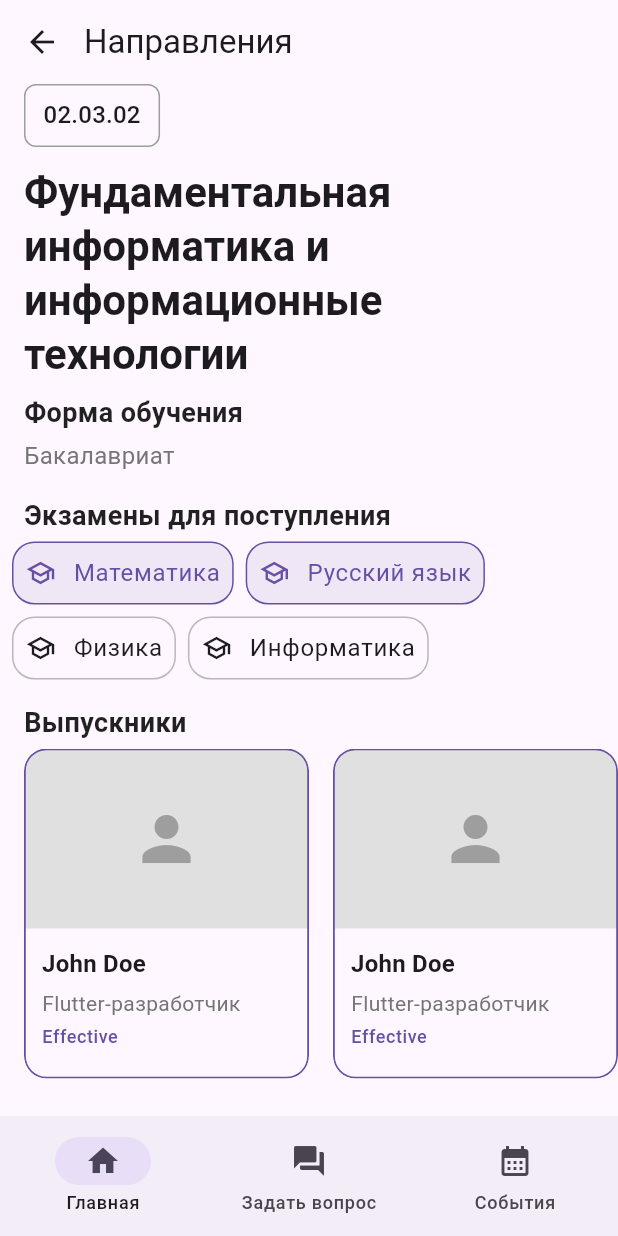
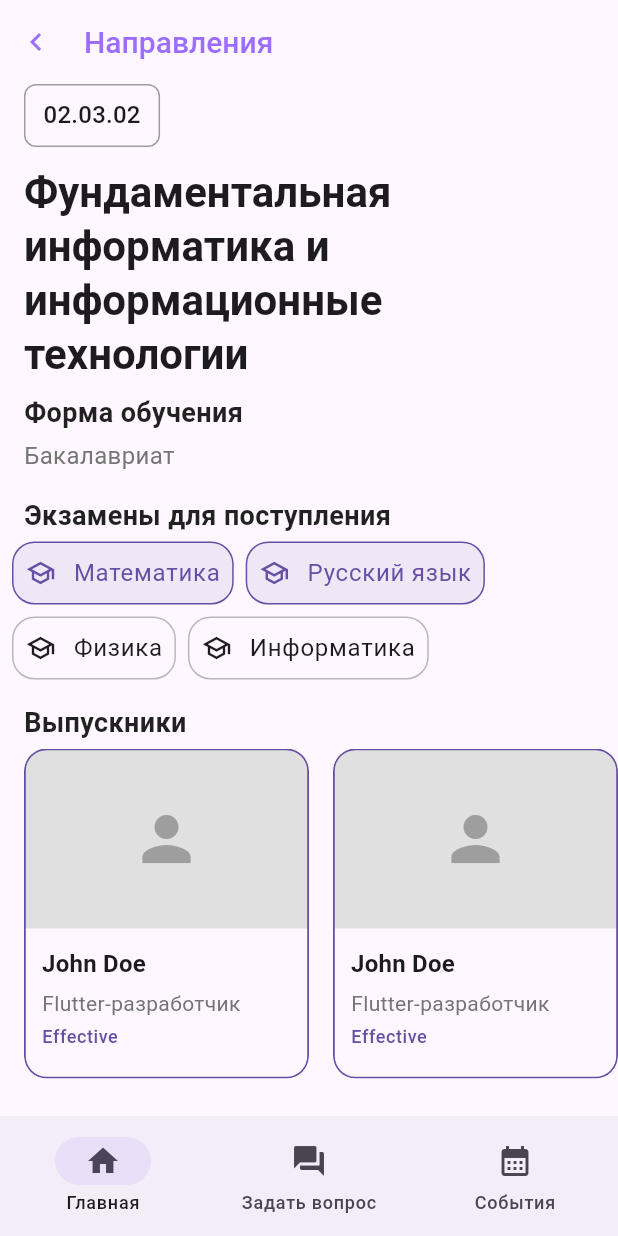
Before and after one commit to bushuevmaxim/entrant-app, a Flutter app: the screen it shows after launch, after a tap on "02.03.02", on a phone screen of 412 x 824 dp. Run offline on Flutter 3.47's test engine with Material 3 defaults, Android fonts, the phone set to English and light mode, and no system bars; our stand-ins replace bloc, flutter_bloc, freezed_annotation, go_router, isar; accounts and stored records are empty; generated files the repository leaves out were written again.

Commit message:
Change app bar of Detailed Programm page

```diff
--- a/lib/src/features/detailed_programm/presentation/detailed_programm_page.dart
+++ b/lib/src/features/detailed_programm/presentation/detailed_programm_page.dart
@@ -63,16 +63,8 @@ class ProgrammContent extends StatelessWidget {
   Widget build(BuildContext context) {
     return CustomScrollView(
       slivers: [
-        SliverAppBar(
-          automaticallyImplyLeading: false,
-          centerTitle: false,
-          pinned: true,
-          titleSpacing: 0,
-          leading: IconButton(
-            icon: const Icon(Icons.arrow_back),
-            onPressed: () => Navigator.of(context).pop(),
-          ),
-          title: const Text('Направления', textAlign: TextAlign.start),
+        ProgrammHeaderSliver(
+          programm: programm,
         ),
         SliverToBoxAdapter(
           child: Padding(
@@ -127,7 +119,7 @@ class ProgrammHeaderSliver extends StatelessWidget {
   Widget build(BuildContext context) {
     return SliverAppBar(
       pinned: true,
-      backgroundColor: Colors.white,
+      centerTitle: false,
       automaticallyImplyLeading: false,
       titleSpacing: 0,
       title: DetailedProgrammAppBarContent(
@@ -137,3 +129,41 @@ class ProgrammHeaderSliver extends StatelessWidget {
     );
   }
 }
+
+class DetailedProgrammAppBarContent extends StatelessWidget {
+  final String title;
+  final bool centerTitle;
+  final VoidCallback? onBackPressed;
+
+  const DetailedProgrammAppBarContent({
+    super.key,
+    required this.title,
+    this.centerTitle = false,
+    this.onBackPressed,
+  });
+
+  @override
+  Widget build(BuildContext context) {
+    return Row(
+      mainAxisAlignment:
+          centerTitle ? MainAxisAlignment.center : MainAxisAlignment.start,
+      children: [
+        if (onBackPressed != null) ...[
+          IconButton(
+            icon: const Icon(Icons.chevron_left, color: Color(0xFF9C6DFF)),
+            onPressed: onBackPressed,
+          ),
+          const SizedBox(width: 8),
+        ],
+        Text(
+          title,
+          style: const TextStyle(
+            color: Color(0xFF9C6DFF),
+            fontSize: 20,
+            fontWeight: FontWeight.w500,
+          ),
+        ),
+      ],
+    );
+  }
+}
--- a/lib/src/features/detailed_programm/presentation/widgets/screen_title.dart
+++ b/lib/src/features/detailed_programm/presentation/widgets/screen_title.dart
@@ -20,7 +20,7 @@ class DetailedProgrammAppBarContent extends StatelessWidget {
       children: [
         if (onBackPressed != null) ...[
           IconButton(
-            icon: const Icon(Icons.arrow_back, color: Color(0xFF9C6DFF)),
+            icon: const Icon(Icons.chevron_left, color: Color(0xFF9C6DFF)),
             onPressed: onBackPressed,
           ),
           const SizedBox(width: 8),
```
